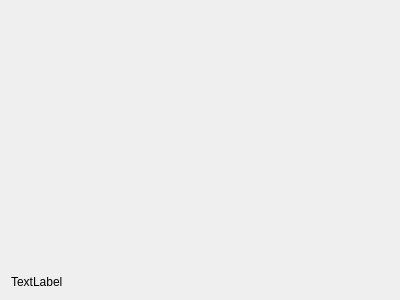
Old version of the form src/gui/adapters/imuadapter.ui in the repository RoboJackets/igvc-software.
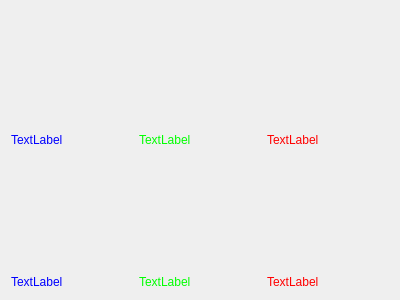
New version of the form.

Commit message: Adds linear acceleration values to IMUData. Removes Ardupilot::onNewRawData. Removes IMURawData structure. Adds linear acceleration section to IMUAdapter. Splits IMUAdapter labels into distinct, color-coordinated labels. Corrects math in charting IMU values so that the display respects the height of the charting area.

```diff
--- a/src/gui/adapters/imuadapter.ui
+++ b/src/gui/adapters/imuadapter.ui
@@ -28,11 +28,85 @@
     </spacer>
    </item>
    <item>
-    <widget class="QLabel" name="label">
-     <property name="text">
-      <string>TextLabel</string>
+    <layout class="QHBoxLayout" name="horizontalLayoutRPY">
+     <item>
+      <widget class="QLabel" name="labelRoll">
+       <property name="styleSheet">
+        <string notr="true">color: rgb(0, 0, 255);</string>
+       </property>
+       <property name="text">
+        <string>TextLabel</string>
+       </property>
+      </widget>
+     </item>
+     <item>
+      <widget class="QLabel" name="labelPitch">
+       <property name="styleSheet">
+        <string notr="true">color: rgb(0, 255, 0);</string>
+       </property>
+       <property name="text">
+        <string>TextLabel</string>
+       </property>
+      </widget>
+     </item>
+     <item>
+      <widget class="QLabel" name="labelYaw">
+       <property name="styleSheet">
+        <string notr="true">color: rgb(255, 0, 0);</string>
+       </property>
+       <property name="text">
+        <string>TextLabel</string>
+       </property>
+      </widget>
+     </item>
+    </layout>
+   </item>
+   <item>
+    <spacer name="verticalSpacer_2">
+     <property name="orientation">
+      <enum>Qt::Vertical</enum>
      </property>
-    </widget>
+     <property name="sizeHint" stdset="0">
+      <size>
+       <width>20</width>
+       <height>40</height>
+      </size>
+     </property>
+    </spacer>
+   </item>
+   <item>
+    <layout class="QHBoxLayout" name="horizontalLayoutXYZ">
+     <item>
+      <widget class="QLabel" name="labelX">
+       <property name="styleSheet">
+        <string notr="true">color: rgb(0, 0, 255);</string>
+       </property>
+       <property name="text">
+        <string>TextLabel</string>
+       </property>
+      </widget>
+     </item>
+     <item>
+      <widget class="QLabel" name="labelY">
+       <property name="styleSheet">
+        <string notr="true">color: rgb(0, 255, 0);</string>
+       </property>
+       <property name="text">
+        <string>TextLabel</string>
+       </property>
+      </widget>
+     </item>
+     <item>
+      <widget class="QLabel" name="labelZ">
+       <property name="styleSheet">
+        <string notr="true">color: rgb(255, 0, 0);</string>
+       </property>
+       <property name="text">
+        <string>TextLabel</string>
+       </property>
+      </widget>
+     </item>
+    </layout>
    </item>
   </layout>
  </widget>
```
The commit also changes 5 other files.
